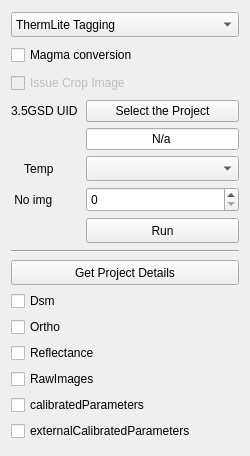
First picture: the form in windows/ImageTagging.ui, repository sensehawk/qgis_plugin, before the edit.
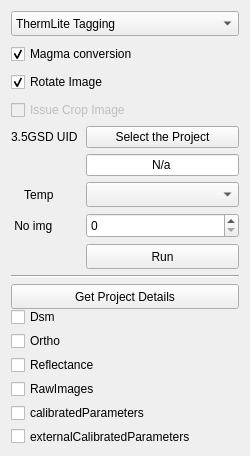
Second picture: the form after the edit. Custom widgets are drawn as their Qt base class.

Commit message: Support for rotate image added in imagetagging section

The edit to the form file:
```diff
--- a/windows/ImageTagging.ui
+++ b/windows/ImageTagging.ui
@@ -88,6 +88,22 @@
        <property name="text">
         <string>Magma conversion</string>
        </property>
+       <property name="checked">
+        <bool>true</bool>
+       </property>
+      </widget>
+     </item>
+     <item>
+      <widget class="QCheckBox" name="rotate_image">
+       <property name="autoFillBackground">
+        <bool>false</bool>
+       </property>
+       <property name="text">
+        <string>Rotate Image</string>
+       </property>
+       <property name="checked">
+        <bool>true</bool>
+       </property>
       </widget>
      </item>
      <item>
```
The commit also changes 16 other files.
